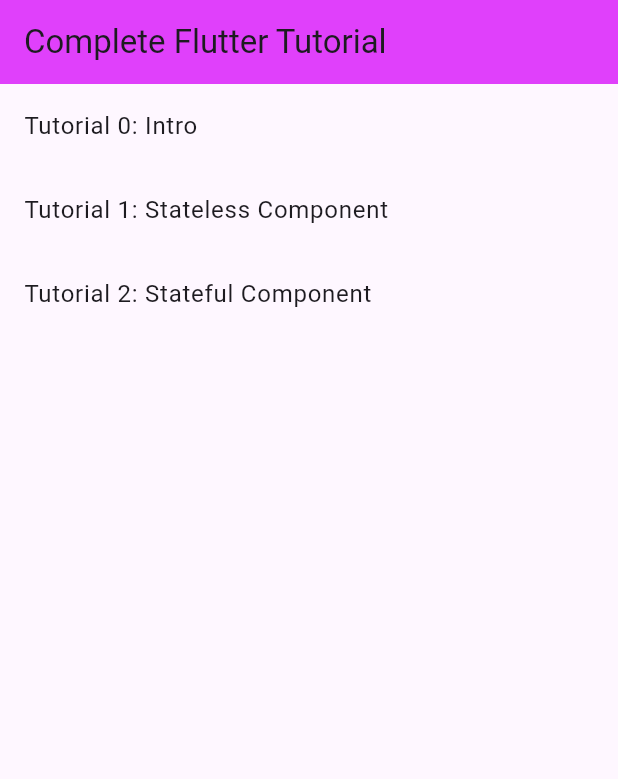
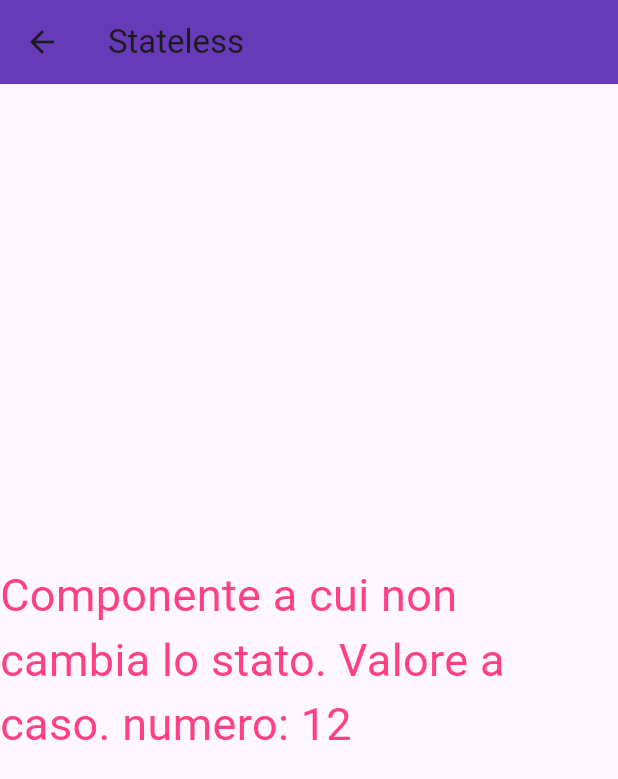
Before and after one commit to TheDollMaster98/flutter_tutorial, a Flutter app: the screen it shows after launch, after a tap on "Tutorial 1: Stateless Component", on a phone screen of 412 x 824 dp. Shown: the top 779 px of the screen. Run offline on Flutter 3.47's test engine with Material 3 defaults, Android fonts, the phone set to English and light mode, and no system bars; missing offline and left inert: intro_flutter_0.

Commit message:
Cambio colore AppBar

```diff
--- a/lib/app.dart
+++ b/lib/app.dart
@@ -1,5 +1,7 @@
 // lib/app.dart
 import 'package:flutter/material.dart';
+import 'package:flutter_tutorial/tutorial_1_stateless/tutorial_1.dart';
+import 'package:flutter_tutorial/tutorial_3_buttons/tutorial_3.dart';
 import 'home_page.dart';
 import 'tutorial_0_intro/tutorial_0.dart';
 import 'tutorial_2_stateful/tutorial_2.dart';
@@ -14,7 +16,7 @@ class CompleteFlutterTutorialApp extends StatelessWidget {
         primarySwatch: Colors.deepPurple,
         // Colore globale dell'AppBar:
         appBarTheme: const AppBarTheme(
-          backgroundColor: Colors.purpleAccent,
+          backgroundColor: Colors.deepPurple,
         ),
         textTheme: const TextTheme(
           bodyMedium: TextStyle(fontSize: 16.0),
@@ -23,7 +25,17 @@ class CompleteFlutterTutorialApp extends StatelessWidget {
       home: const HomePage(),
       routes: {
         '/tutorial_0': (context) => const Tutorial0(),
+        '/tutorial_1': (context) => const Tutorial1(
+          "Componente a cui non cambia lo stato.",
+          12,
+          word2: "Valore a caso.",
+          style: TextStyle(
+              fontSize: 30,
+              color: Colors.pinkAccent
+          ),
+        ),
         '/tutorial_2': (context) => const Tutorial2(20),
+        '/tutorial_3': (context) => Tutorial3(),
         // Aggiungi le rotte per gli altri tutorial qui...
       },
     );
--- a/lib/home_page.dart
+++ b/lib/home_page.dart
@@ -21,13 +21,19 @@ class HomePage extends StatelessWidget {
             title: const Text('Tutorial 1: Stateless Component'),
             onTap: () {
               Navigator.pushNamed(
-                  context, '/tutorial_3');
+                  context, '/tutorial_1');
             },
           ),
           ListTile(
             title: const Text('Tutorial 2: Stateful Component'),
             onTap: () {
               Navigator.pushNamed(context, '/tutorial_2');
+            },
+          ),
+          ListTile(
+            title: const Text('Tutorial 3: Buttons'),
+            onTap: () {
+              Navigator.pushNamed(context, '/tutorial_3');
             },
           ),
 
--- /dev/null
+++ b/lib/tutorial_1_stateless/components/text_head_line.dart
@@ -0,0 +1,10 @@
+import 'package:flutter/material.dart';
+
+// Questa è la classe TextHeadline che estende StatelessWidget.
+// Questo componente viene utilizzato per visualizzare il titolo nella AppBar.
+class TextHeadline extends StatelessWidget {
+  @override
+  Widget build(BuildContext context) {
+    return const Text("Stateless");
+  }
+}
--- /dev/null
+++ b/lib/tutorial_1_stateless/tutorial_1.dart
@@ -0,0 +1,37 @@
+import 'package:flutter/material.dart';
+import 'package:flutter_tutorial/tutorial_1_stateless/components/text_head_line.dart';
+
+
+// Flutter si basa solo sui componenti, quindi anche il titolo può essere un componente
+// Questa classe estende StatelessWidget
+// che è la base per i widget che descrivono una parte dell'interfaccia utente in termini di altri widget più bassi.
+class Tutorial1 extends StatelessWidget {
+  final int value;
+  final String word;
+  final String word2;
+  final TextStyle style;
+  // Posso inizializzare nel costruttore le variabili così:
+  const Tutorial1(
+      this.word,
+      this.value,
+      {
+        super.key,
+        required this.word2,
+        required this.style
+      }
+      );
+
+  @override
+  Widget build(BuildContext context) {
+    return Scaffold(
+      appBar: AppBar(
+          title: TextHeadline()
+      ),
+      body: Center(
+          child: Text(
+              "$word $word2 numero: $value", style: style
+          )
+      ),
+    );
+  }
+}
--- /dev/null
+++ b/lib/tutorial_3_buttons/tutorial_3.dart
@@ -0,0 +1,19 @@
+import 'package:flutter/material.dart';
+
+class Tutorial3 extends StatefulWidget {
+  const Tutorial3({super.key});
+
+  @override
+  State<Tutorial3> createState() => _Tutorial3State();
+}
+
+class _Tutorial3State extends State<Tutorial3> {
+  @override
+  Widget build(BuildContext context) {
+    return Scaffold(
+      appBar: AppBar(
+          title: const Text('Buttons')
+      ),
+    );
+  }
+}
```
